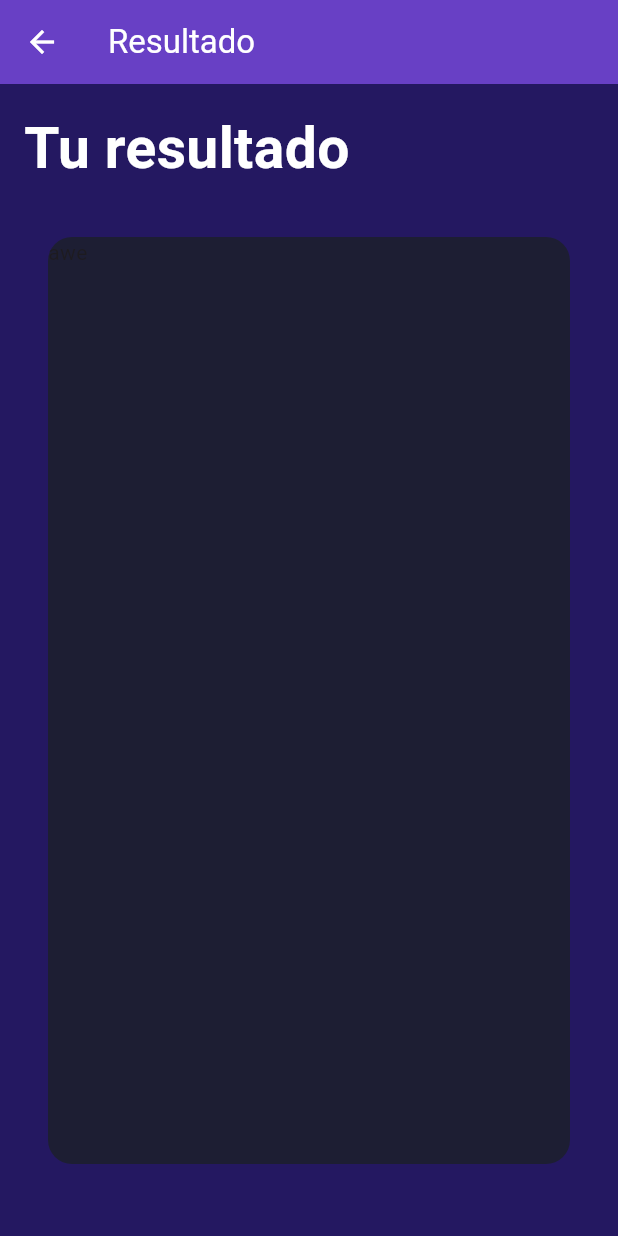
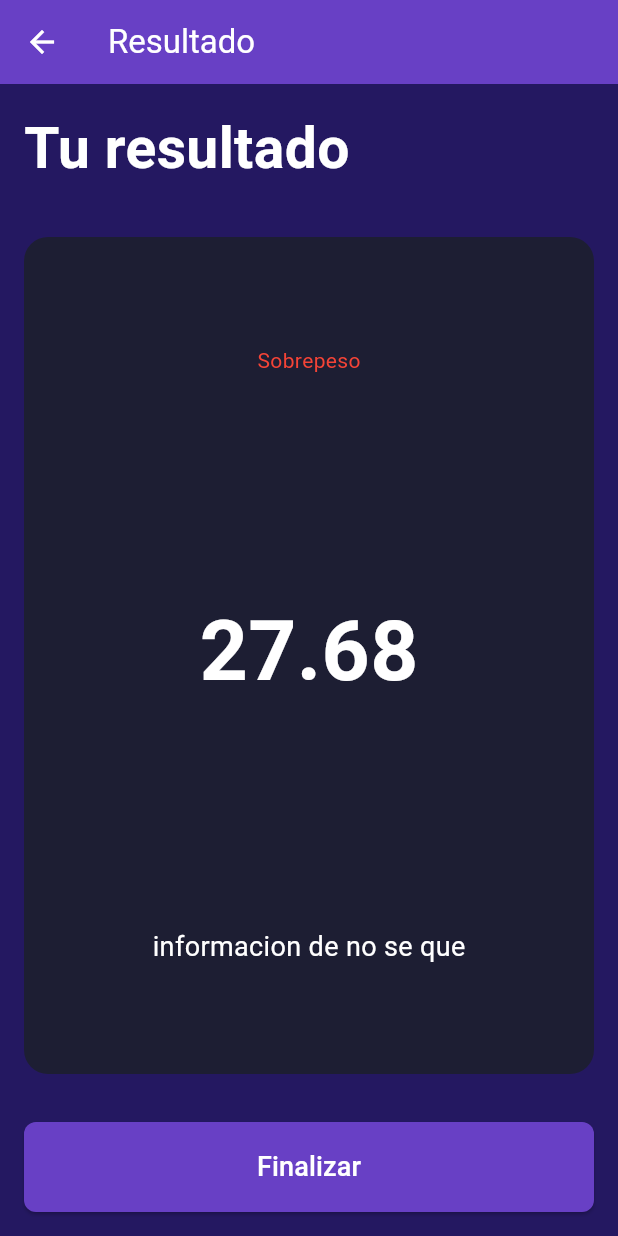
Before and after one commit to KaDrD69/flutterProject, a Flutter app: the screen it shows after launch, after a tap on "Calcular", on a phone screen of 412 x 824 dp. Run offline on Flutter 3.47's test engine with Material 3 defaults, Android fonts, the light colour scheme and no system bars.

Commit message:
agregando nueva pantalla

```diff
--- a/lib/components/height_selector.dart
+++ b/lib/components/height_selector.dart
@@ -12,7 +12,6 @@ class HeightSelector extends StatefulWidget {
 }
 
 class _HeightSelectorState extends State<HeightSelector> {
-  double height = 170; //Altura inicial
 
   @override
   Widget build(BuildContext context) {
--- a/lib/screens/imc_result_screen.dart
+++ b/lib/screens/imc_result_screen.dart
@@ -9,14 +9,16 @@ class ImcResultSreen extends StatelessWidget {
 
   @override
   Widget build(BuildContext context) {
+    double heightMet = height/100;
+    double imcResult = weight/((heightMet)*(heightMet));
     return Scaffold(
       backgroundColor: AppColors.background,
       appBar: toolbarResult(),
-      body: bodyResult(),
+      body: bodyResult(imcResult),
     );
   }
 
-  Padding bodyResult() {
+  Padding bodyResult(imcResult) {
     return Padding(
       padding: const EdgeInsets.all(16.0),
       child: Column(
@@ -29,15 +31,41 @@ class ImcResultSreen extends StatelessWidget {
           ),),
           Expanded(
             child: Padding(
-              padding: const EdgeInsets.only(top: 32, bottom: 32, left: 16, right: 16),
+              padding: const EdgeInsets.only(top: 32, bottom: 32),
               child: Container(
                 width: double.infinity,
                 decoration: BoxDecoration(
                   color: AppColors.backgroundComponent,
                   borderRadius: BorderRadius.circular(16)
                 ),
-                child: Text("awe")
+                child: Column(
+                  mainAxisAlignment: MainAxisAlignment.spaceAround,
+                  children: [
+                    Text("Sobrepeso", style: TextStyle(color: Colors.red),),
+                    Text(imcResult.toStringAsFixed(2),
+                    style: TextStyle(
+                      fontSize: 56,
+                      color: Colors.white,
+                      fontWeight: FontWeight.bold
+                    )),
+                    Text("informacion de no se que", style: TextStyles.bodyStyle)
+                  ],
+                )
               ),
+            ),
+          ),
+          SizedBox(
+            height: 60,
+            width: double.infinity,
+            child: ElevatedButton(
+              onPressed: (){},
+              style: ButtonStyle(
+                shape: WidgetStateProperty.all(RoundedRectangleBorder(
+                  borderRadius: BorderRadius.circular(8),
+                )),
+                backgroundColor: WidgetStateProperty.all(AppColors.primary),
+              ),
+              child: Text("Finalizar", style: TextStyles.bodyStyle)
             ),
           )
         ],
```
